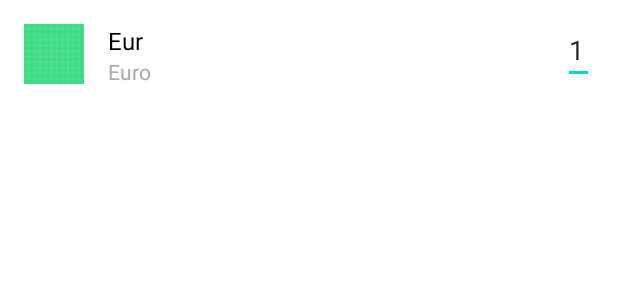
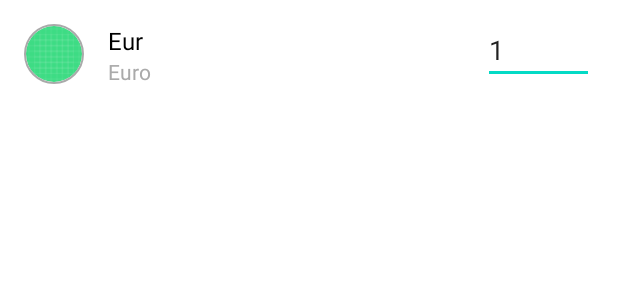
Before and after one commit to michalsimbiga/CurrenciesApp, an Android app: the layout fragment_rates_currency_item.xml on its own in the app's theme, with its tools: preview values and no code run, on a phone screen of 412 x 824 dp. Shown: the top 300 px of the screen. Run offline under Robolectric (Android 15) with nearby library versions, the phone set to English and light mode, and no system bars.

Commit message:
Add circular image view dependency

```diff
--- a/app/build.gradle
+++ b/app/build.gradle
@@ -51,6 +51,7 @@ dependencies {
     implementation Libraries.kotlin
 
     implementation Libraries.currencyPicker
+    implementation Libraries.circleImageView
 
     implementation Libraries.appCompat
     implementation Libraries.coreKtx
--- a/app/src/main/res/layout/fragment_rates_currency_item.xml
+++ b/app/src/main/res/layout/fragment_rates_currency_item.xml
@@ -5,11 +5,13 @@
     android:layout_width="match_parent"
     android:layout_height="@dimen/fragment_rates_currency_item_height">
 
-    <ImageView
+    <de.hdodenhof.circleimageview.CircleImageView
         android:id="@+id/currencyFlag"
         android:layout_width="@dimen/fragment_rates_currency_flag_width"
         android:layout_height="@dimen/fragment_rates_currency_flag_height"
         android:layout_margin="@dimen/margin_medium_16dp"
+        app:civ_border_width="@dimen/fragment_rates_currency_flag_border_width"
+        app:civ_border_color="@android:color/darker_gray"
         app:layout_constraintBottom_toBottomOf="parent"
         app:layout_constraintStart_toStartOf="parent"
         app:layout_constraintTop_toTopOf="parent"
@@ -37,7 +39,7 @@
 
     <EditText
         android:id="@+id/currencyRate"
-        android:layout_width="wrap_content"
+        android:layout_width="@dimen/fragment_rates_currency_rate_width"
         android:layout_height="0dp"
         android:layout_margin="@dimen/margin_medium_16dp"
         android:imeOptions="actionDone"
--- a/app/src/main/res/values/dimens.xml
+++ b/app/src/main/res/values/dimens.xml
@@ -3,12 +3,14 @@
 
     <dimen name="margin_medium_16dp">16dp</dimen>
     <dimen name="margin_large_32dp">32dp</dimen>
+    <dimen name="margin_large_72dp">72dp</dimen>
 
     <dimen name="padding_big_21dp">21dp</dimen>
     <dimen name="padding_big_24dp">24dp</dimen>
 
     <dimen name="fragment_rates_currency_item_height">72dp</dimen>
 
+    <dimen name="fragment_rates_currency_flag_border_width">1dp</dimen>
     <dimen name="fragment_rates_currency_flag_width">40dp</dimen>
     <dimen name="fragment_rates_currency_flag_height">40dp</dimen>
 
@@ -16,5 +18,6 @@
 
     <dimen name="currency_full_name_text_size">14sp</dimen>
     <dimen name="currency_code_text_size">16sp</dimen>
+    <dimen name="header_text_size">20sp</dimen>
 
 </resources>
--- a/app/src/main/res/values/styles.xml
+++ b/app/src/main/res/values/styles.xml
@@ -1,8 +1,8 @@
 <resources>
     <!-- Base application theme. -->
-    <style name="AppTheme" parent="Theme.MaterialComponents.Light.DarkActionBar">
+    <style name="AppTheme" parent="Theme.MaterialComponents.Light">
         <!-- Customize your theme here. -->
-        <item name="colorPrimary">@color/colorPrimary</item>
+        <item name="colorPrimary">@android:color/white</item>
         <item name="colorPrimaryDark">@color/colorPrimaryDark</item>
         <item name="colorAccent">@color/colorAccent</item>
     </style>
--- a/buildSrc/src/main/java/Dependencies.kt
+++ b/buildSrc/src/main/java/Dependencies.kt
@@ -61,6 +61,8 @@ object Versions {
     val ktlint = "0.29.0"
 
     val currencyPicker = "1.2.1"
+
+    val circleImageView = "3.1.0"
 }
 
 object Libraries {
@@ -101,6 +103,8 @@ object Libraries {
     val ktlint = "com.github.shyiko:ktlint:${Versions.ktlint}"
 
     val currencyPicker = "com.github.midorikocak:currency-picker-android:${Versions.currencyPicker}"
+
+    val circleImageView =  "de.hdodenhof:circleimageview:${Versions.circleImageView}"
 }
 
 object TestLibraries {
```
Also changed, not shown: app/src/main/java/com/currenciesapp/ui/rates/view/CurrencyItemView.kt (+8 -3 lines).
